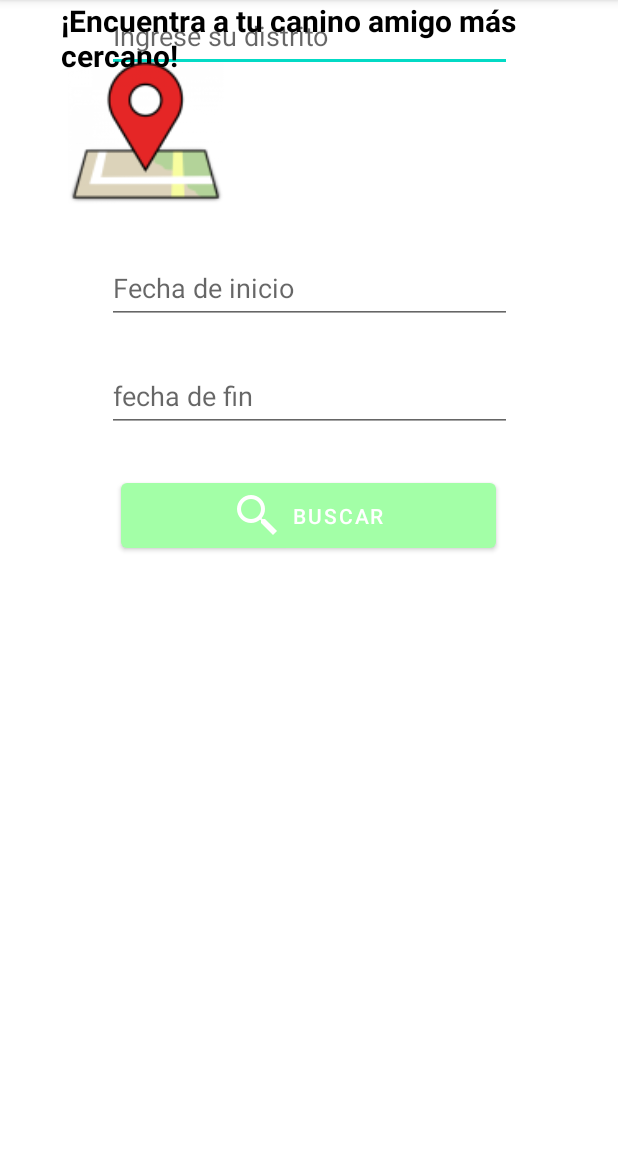
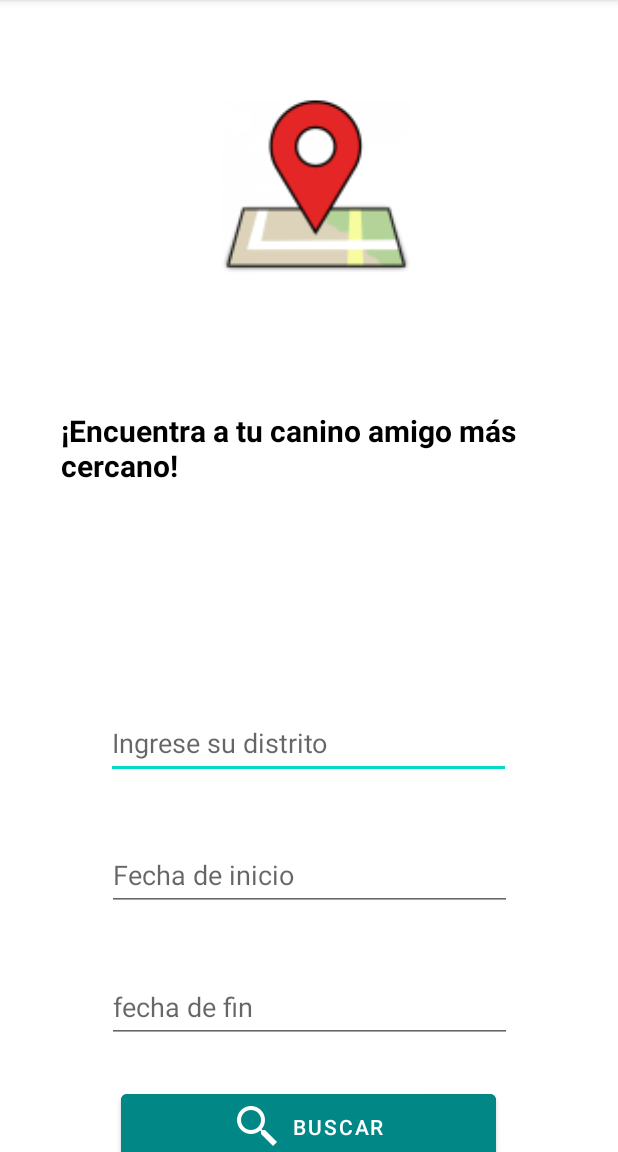
Before and after one commit to wanderjts94/AppEC3, an Android app: the fragment FormularioFragment shown on its own in the app's theme, on a phone screen of 412 x 824 dp, the part 84-1236 px from its top. Run offline under Robolectric (Android 15) with nearby library versions, the phone set to English and light mode, and no system bars.

Commit message:
Diseño terminado

```diff
--- a/app/src/main/res/layout/fragment_formulario.xml
+++ b/app/src/main/res/layout/fragment_formulario.xml
@@ -10,20 +10,21 @@
         android:id="@+id/editTextText"
         android:layout_width="270dp"
         android:layout_height="wrap_content"
+        android:layout_marginTop="140dp"
         android:ems="10"
         android:hint="Ingrese su distrito"
         android:inputType="text"
         android:minHeight="48dp"
         app:layout_constraintEnd_toEndOf="parent"
-        app:layout_constraintHorizontal_bias="0.503"
+        app:layout_constraintHorizontal_bias="0.496"
         app:layout_constraintStart_toStartOf="parent"
-        tools:layout_editor_absoluteY="318dp" />
+        app:layout_constraintTop_toBottomOf="@+id/textView2" />
 
     <EditText
         android:id="@+id/editTextDate2"
         android:layout_width="270dp"
         android:layout_height="wrap_content"
-        android:layout_marginTop="24dp"
+        android:layout_marginTop="40dp"
         android:ems="10"
         android:hint="fecha de fin"
         android:inputType="date"
@@ -38,7 +39,9 @@
         android:layout_width="250dp"
         android:layout_height="55dp"
         android:layout_marginTop="28dp"
+        android:backgroundTint="@color/teal_700"
         android:text="Buscar"
+        android:textColor="#FFFFFF"
         app:icon="@mipmap/icono_busqueda"
         app:iconGravity="textStart"
         app:layout_constraintEnd_toEndOf="parent"
@@ -50,20 +53,21 @@
         android:id="@+id/textView2"
         android:layout_width="331dp"
         android:layout_height="58dp"
+        android:layout_marginTop="40dp"
         android:text="¡Encuentra a tu canino amigo más cercano!"
         android:textColor="#000000"
         android:textSize="20sp"
         android:textStyle="bold"
         app:layout_constraintEnd_toEndOf="parent"
         app:layout_constraintStart_toStartOf="parent"
-        tools:ignore="MissingConstraints"
-        tools:layout_editor_absoluteY="384dp" />
+        app:layout_constraintTop_toBottomOf="@+id/imageView2"
+        tools:ignore="MissingConstraints" />
 
     <EditText
         android:id="@+id/editTextDate"
         android:layout_width="270dp"
         android:layout_height="wrap_content"
-        android:layout_marginTop="120dp"
+        android:layout_marginTop="40dp"
         android:ems="10"
         android:hint="Fecha de inicio"
         android:inputType="date"
@@ -75,10 +79,13 @@
 
     <ImageView
         android:id="@+id/imageView2"
-        android:layout_width="193dp"
-        android:layout_height="177dp"
+        android:layout_width="228dp"
+        android:layout_height="217dp"
+        android:layout_marginTop="16dp"
         android:src="@mipmap/ic_ubicacion_foreground"
-        tools:layout_editor_absoluteX="124dp"
-        tools:layout_editor_absoluteY="74dp" />
+        app:layout_constraintEnd_toEndOf="parent"
+        app:layout_constraintHorizontal_bias="0.523"
+        app:layout_constraintStart_toStartOf="parent"
+        app:layout_constraintTop_toTopOf="parent" />
 
 </androidx.constraintlayout.widget.ConstraintLayout>
```
